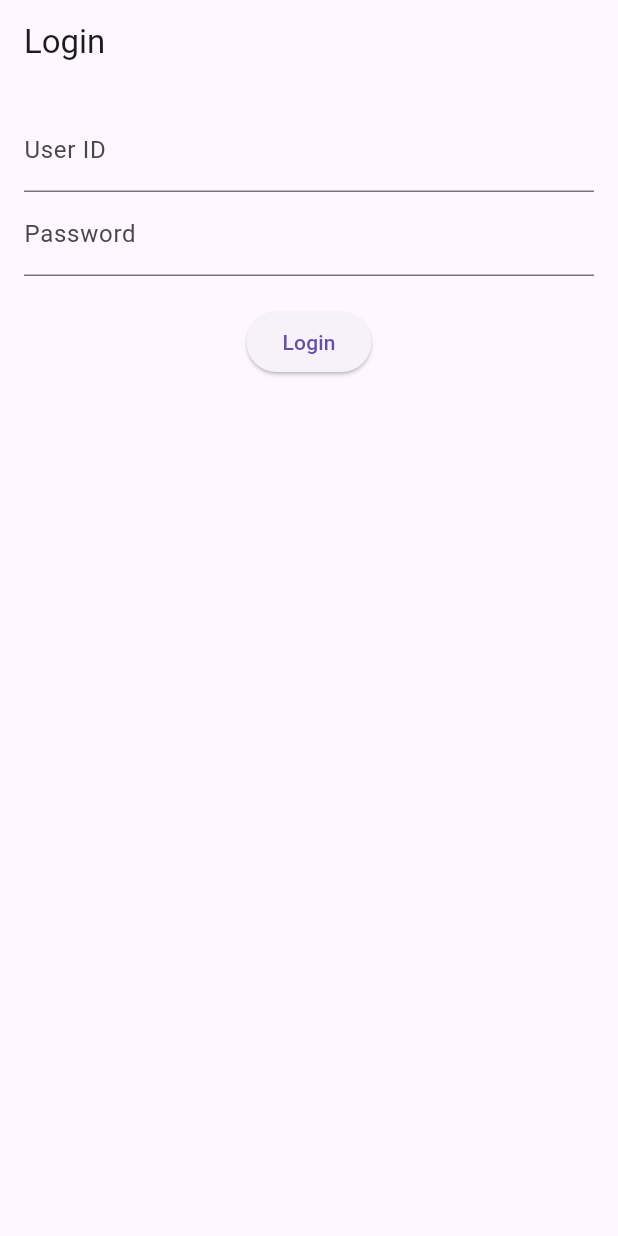
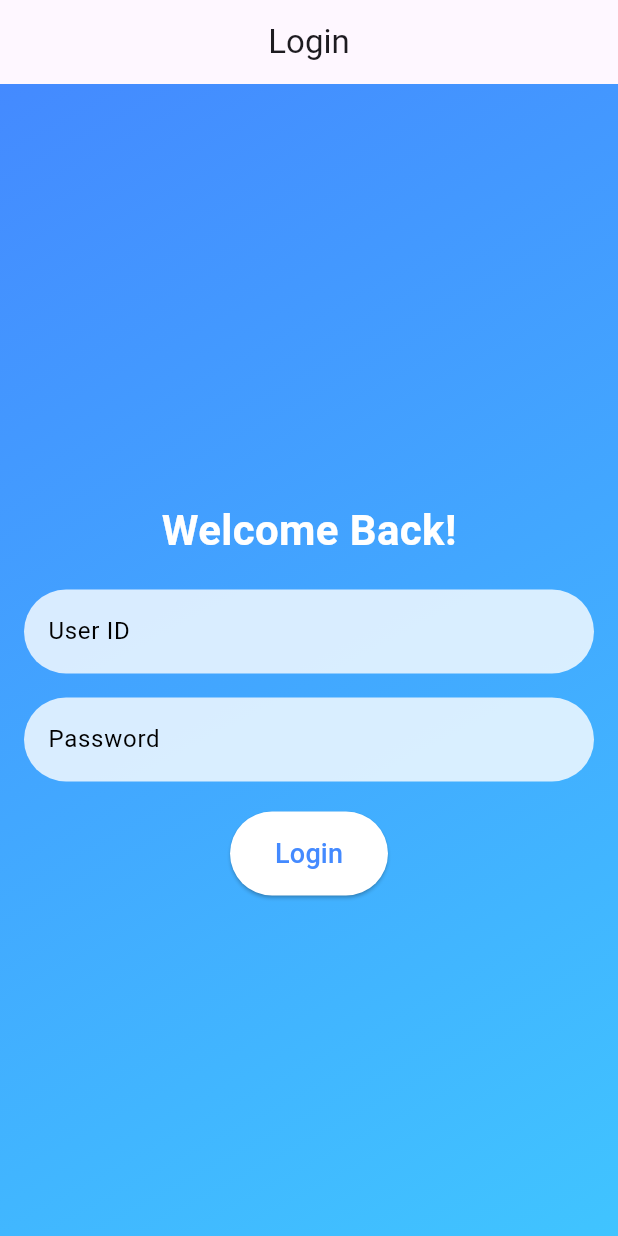
Before and after one commit to dhanvina/qa, a Flutter app: the screen it shows after launch, on a phone screen of 412 x 824 dp. Run offline on Flutter 3.47's test engine with Material 3 defaults, Android fonts, the phone set to English and light mode, and no system bars; our stand-ins replace cloud_firestore, equatable, firebase_core, flutter_bloc; accounts and stored records are empty.

Commit message:
changes files from home and login

```diff
--- a/lib/screens/login_screen.dart
+++ b/lib/screens/login_screen.dart
@@ -12,7 +12,7 @@ class LoginScreen extends StatelessWidget {
   @override
   Widget build(BuildContext context) {
     return Scaffold(
-      appBar: AppBar(title: Text("Login")),
+      appBar: AppBar(title: Text("Login"),centerTitle: true),
       body: BlocListener<AuthBloc, AuthState>(
         listener: (context, state) {
           if (state is AuthFailure) {
@@ -25,18 +25,55 @@ class LoginScreen extends StatelessWidget {
             );
           }
         },
-        child: Padding(
+        child: Container(
+          decoration: BoxDecoration(
+            gradient: LinearGradient(
+              colors: [Colors.blueAccent, Colors.lightBlueAccent],
+              begin: Alignment.topLeft,
+              end: Alignment.bottomRight,
+            ),
+          ),
           padding: const EdgeInsets.all(16.0),
           child: Column(
+            mainAxisAlignment: MainAxisAlignment.center,
             children: [
+              SizedBox(height: 50),
+              Text(
+                "Welcome Back!",
+                style: TextStyle(
+                  fontSize: 28,
+                  fontWeight: FontWeight.bold,
+                  color: Colors.white,
+                ),
+              ),
+              SizedBox(height: 20),
               TextField(
                 controller: _userIdController,
-                decoration: InputDecoration(labelText: "User ID"),
+                decoration: InputDecoration(
+                  labelText: "User ID",
+                  labelStyle: TextStyle(color: Colors.black),
+                  filled: true,
+                  fillColor: Colors.white.withOpacity(0.8),
+                  border: OutlineInputBorder(
+                    borderRadius: BorderRadius.circular(30),
+                    borderSide: BorderSide.none,
+                  ),
+                ),
               ),
+              SizedBox(height: 16),
               TextField(
                 controller: _passwordController,
                 obscureText: true,
-                decoration: InputDecoration(labelText: "Password"),
+                decoration: InputDecoration(
+                  labelText: "Password",
+                  labelStyle: TextStyle(color: Colors.black),
+                  filled: true,
+                  fillColor: Colors.white.withOpacity(0.8),
+                  border: OutlineInputBorder(
+                    borderRadius: BorderRadius.circular(30),
+                    borderSide: BorderSide.none,
+                  ),
+                ),
               ),
               SizedBox(height: 20),
               ElevatedButton(
@@ -45,7 +82,15 @@ class LoginScreen extends StatelessWidget {
                   final password = _passwordController.text;
                   context.read<AuthBloc>().add(LoginRequested(userId, password));
                 },
-                child: Text("Login"),
+                style: ElevatedButton.styleFrom(
+                  backgroundColor: Colors.white, // Button color
+                  foregroundColor: Colors.blueAccent, // Text color
+                  shape: RoundedRectangleBorder(
+                    borderRadius: BorderRadius.circular(30),
+                  ),
+                  padding: EdgeInsets.symmetric(horizontal: 30, vertical: 15),
+                ),
+                child: Text("Login", style: TextStyle(fontSize: 18)),
               ),
             ],
           ),
```
Also changed, not shown: lib/screens/home_screen.dart (+40 -2 lines).
